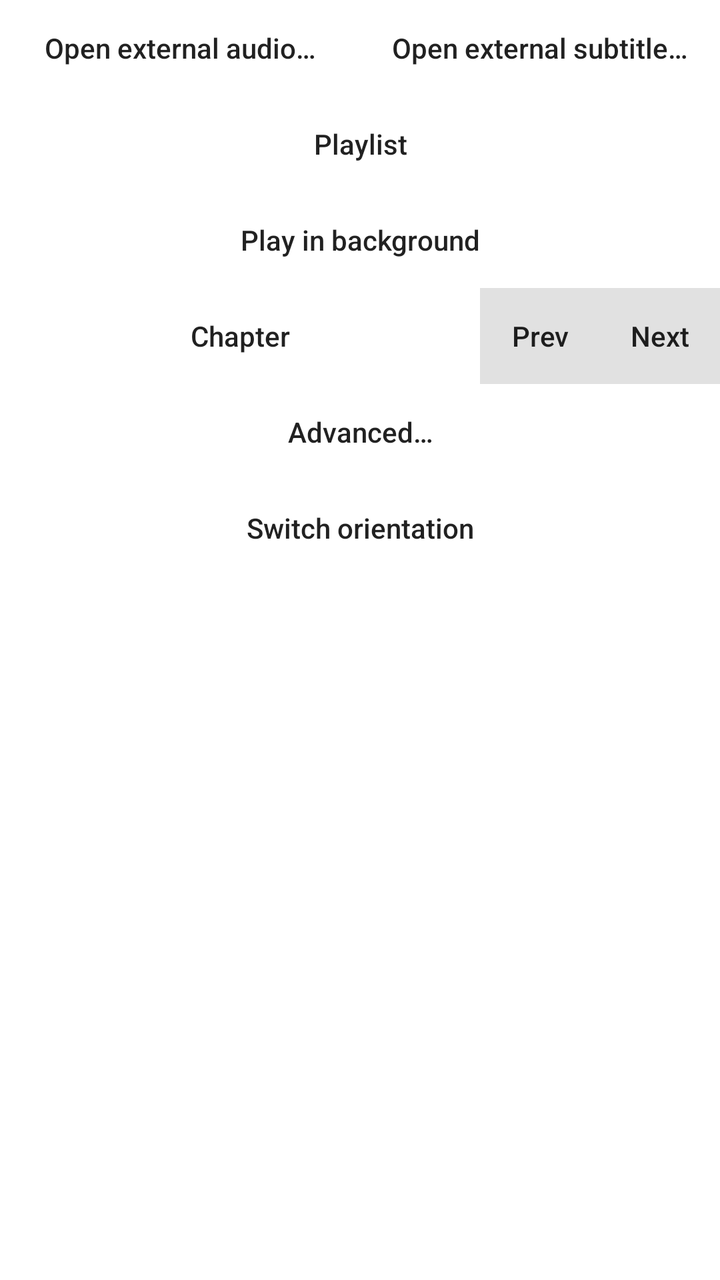
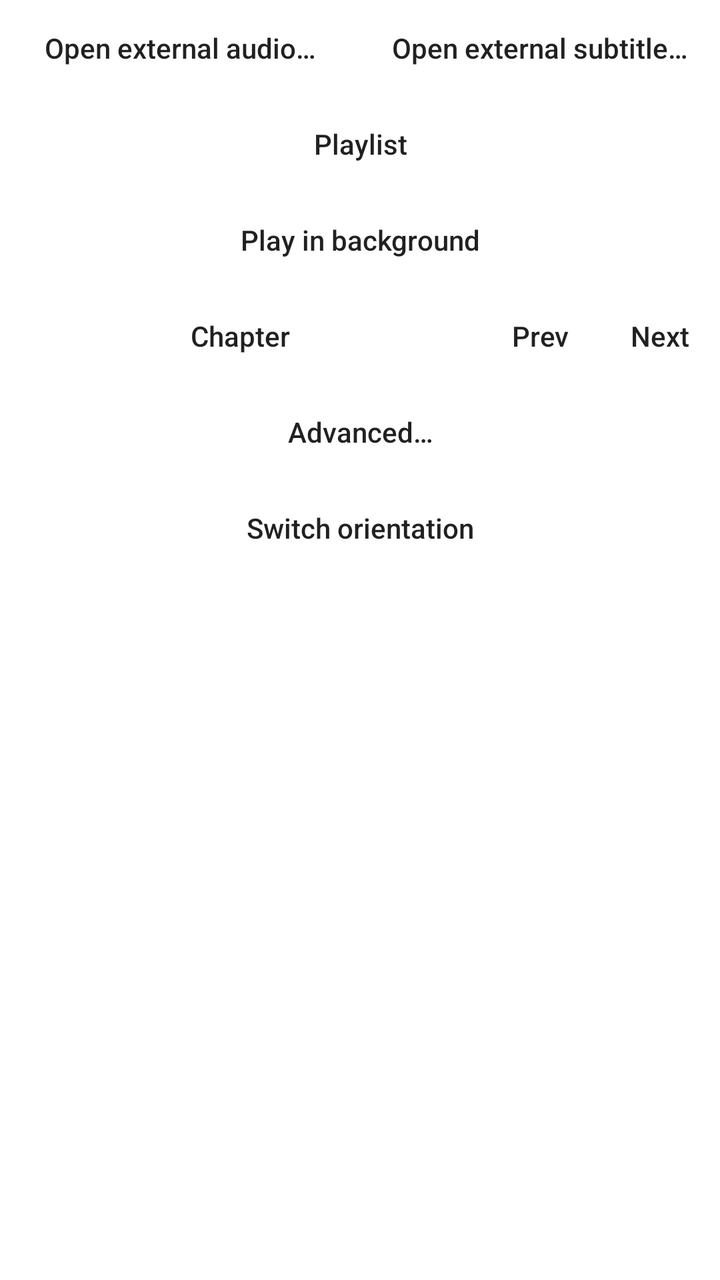

Compare the two renders of this Android layout. The source of the first and the diff that turns it into the second are given below.
<!-- AndroidManifest.xml: fallback theme Theme.MaterialComponents.DayNight.NoActionBar -->
<!-- res/layout/dialog_top_menu.xml -->
<?xml version="1.0" encoding="utf-8"?>
<LinearLayout xmlns:android="http://schemas.android.com/apk/res/android"
    android:orientation="vertical" android:layout_width="match_parent"
    android:layout_height="match_parent">

    

    <TableRow
        android:layout_width="match_parent"
        android:layout_height="wrap_content">

        <Button
            android:id="@+id/audioBtn"
            style="@style/Widget.AppCompat.Button.Borderless"
            android:layout_width="0dp"
            android:layout_height="wrap_content"
            android:layout_weight="1"
            android:text="@string/open_external_audio"
            android:textAllCaps="false" />

        <Button
            android:id="@+id/subBtn"
            style="@style/Widget.AppCompat.Button.Borderless"
            android:layout_width="0dp"
            android:layout_height="wrap_content"
            android:layout_weight="1"
            android:text="@string/open_external_sub"
            android:textAllCaps="false" />
    </TableRow>

    <Button
        android:id="@+id/playlistBtn"
        style="@style/Widget.AppCompat.Button.Borderless"
        android:layout_width="match_parent"
        android:layout_height="wrap_content"
        android:text="@string/action_playlist"
        android:textAllCaps="false" />

    <Button
        android:id="@+id/backgroundBtn"
        style="@style/Widget.AppCompat.Button.Borderless"
        android:layout_width="match_parent"
        android:layout_height="wrap_content"
        android:text="@string/resume_bg_playback"
        android:textAllCaps="false" />

    <TableRow
        android:id="@+id/rowChapter"
        android:layout_width="match_parent"
        android:layout_height="wrap_content">

        <Button
            android:id="@+id/chapterBtn"
            style="@style/Widget.AppCompat.Button.Borderless"
            android:layout_width="0dp"
            android:layout_height="wrap_content"
            android:layout_weight="4"
            android:text="@string/chapter_button"
            android:textAllCaps="false" />

        <Button
            android:id="@+id/chapterPrev"
            style="@style/Widget.AppCompat.Button.Borderless"
            android:layout_width="0dp"
            android:layout_height="wrap_content"
            android:layout_weight="1"
            android:background="@drawable/alpha_darken"
            android:text="@string/dialog_prev"
            android:textAllCaps="false" />

        <Button
            android:id="@+id/chapterNext"
            style="@style/Widget.AppCompat.Button.Borderless"
            android:layout_width="0dp"
            android:layout_height="wrap_content"
            android:layout_weight="1"
            android:background="@drawable/alpha_darken"
            android:text="@string/dialog_next"
            android:textAllCaps="false" />

    </TableRow>

    <Button
        android:id="@+id/advancedBtn"
        style="@style/Widget.AppCompat.Button.Borderless"
        android:layout_width="match_parent"
        android:layout_height="wrap_content"
        android:text="@string/advanced_menu"
        android:textAllCaps="false" />

    <Button
        android:id="@+id/orientationBtn"
        style="@style/Widget.AppCompat.Button.Borderless"
        android:layout_width="match_parent"
        android:layout_height="wrap_content"
        android:text="@string/switch_orientation"
        android:textAllCaps="false" />

</LinearLayout>
<!-- resources referenced by this layout -->
<resources>
  <!-- drawable alpha_darken (drawable) -->
  <?xml version="1.0" encoding="utf-8"?>
  <selector xmlns:android="http://schemas.android.com/apk/res/android">
      <item android:drawable="@color/alpha24pct" android:state_focused="true" />
      <item android:drawable="@color/alpha24pct" android:state_pressed="true" />
      <item android:drawable="@color/alpha12pct" />
  </selector>
  <string name="action_playlist">Playlist</string>
  <string name="advanced_menu">Advanced…</string>
  <string name="chapter_button">Chapter</string>
  <string name="dialog_next">Next</string>
  <string name="dialog_prev">Prev</string>
  <string name="open_external_audio">Open external audio…</string>
  <string name="open_external_sub">Open external subtitle…</string>
  <string name="resume_bg_playback">Play in background</string>
  <string name="switch_orientation">Switch orientation</string>
  <color name="alpha24pct">#3c000000</color>
  <color name="alpha12pct">#1e000000</color>
</resources>

<!-- the commit's change to res/layout/dialog_top_menu.xml (unified diff, before → after) -->
@@ -64,7 +64,7 @@
             android:layout_width="0dp"
             android:layout_height="wrap_content"
             android:layout_weight="1"
-            android:background="@drawable/alpha_darken"
+            android:background="@drawable/alpha_lighten"
             android:text="@string/dialog_prev"
             android:textAllCaps="false" />
 
@@ -74,7 +74,7 @@
             android:layout_width="0dp"
             android:layout_height="wrap_content"
             android:layout_weight="1"
-            android:background="@drawable/alpha_darken"
+            android:background="@drawable/alpha_lighten"
             android:text="@string/dialog_next"
             android:textAllCaps="false" />
 
<!-- resource entries referenced after the edit -->
@@ -1,11 +1,11 @@
 <!-- resources referenced by this layout -->
 <resources>
-  <!-- drawable alpha_darken (drawable) -->
+  <!-- drawable alpha_lighten (drawable) -->
   <?xml version="1.0" encoding="utf-8"?>
   <selector xmlns:android="http://schemas.android.com/apk/res/android">
-      <item android:drawable="@color/alpha24pct" android:state_focused="true" />
-      <item android:drawable="@color/alpha24pct" android:state_pressed="true" />
-      <item android:drawable="@color/alpha12pct" />
+      <item android:drawable="@color/alpha24pct_light" android:state_focused="true" />
+      <item android:drawable="@color/alpha24pct_light" android:state_pressed="true" />
+      <item android:drawable="@color/alpha12pct_light" />
   </selector>
   <string name="action_playlist">Playlist</string>
   <string name="advanced_menu">Advanced…</string>
@@ -16,7 +16,7 @@
   <string name="open_external_sub">Open external subtitle…</string>
   <string name="resume_bg_playback">Play in background</string>
   <string name="switch_orientation">Switch orientation</string>
-  <color name="alpha24pct">#3c000000</color>
-  <color name="alpha12pct">#1e000000</color>
+  <color name="alpha24pct_light">#3dffffff</color>
+  <color name="alpha12pct_light">#1fffffff</color>
 </resources>
 
